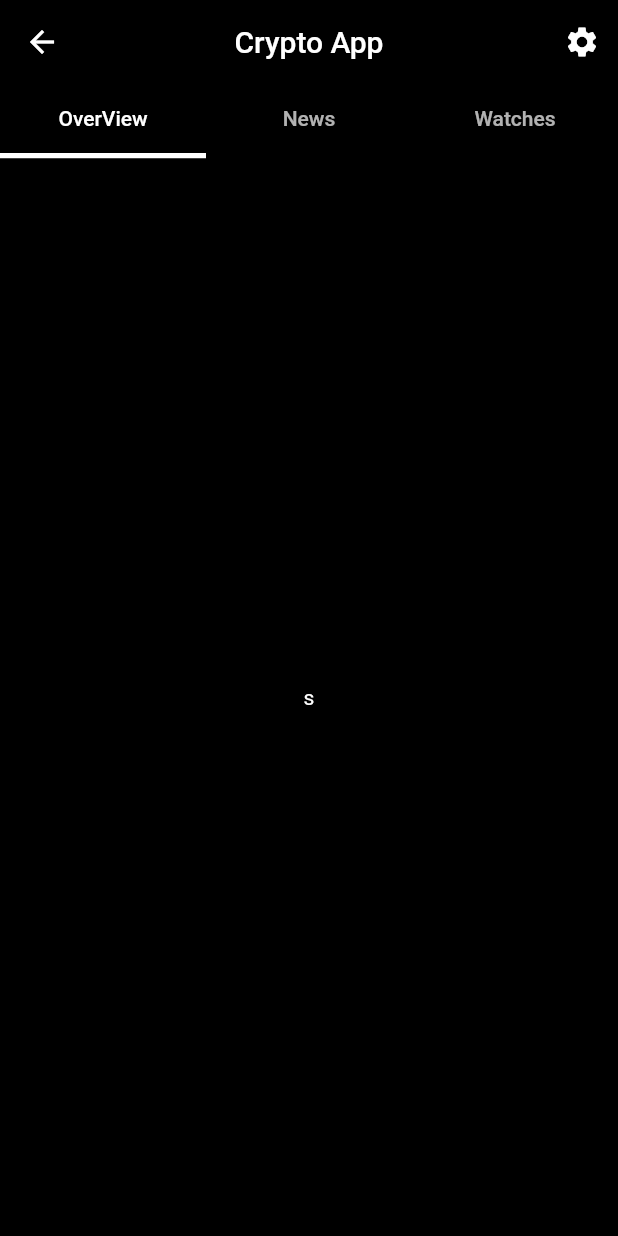
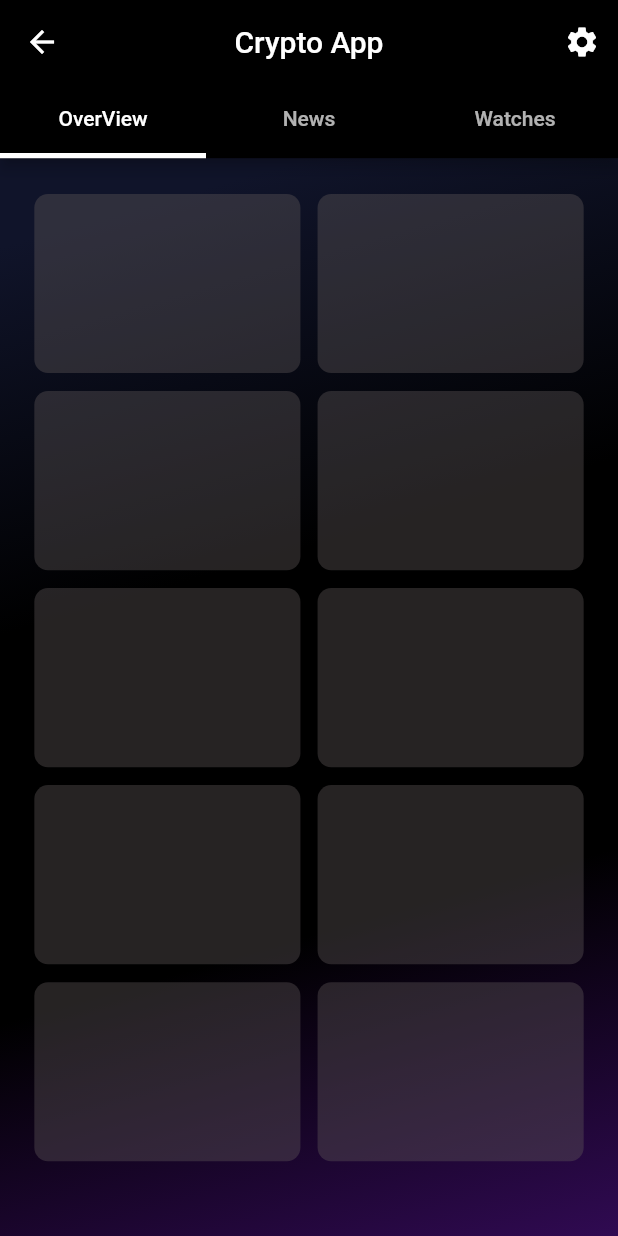
Before and after one commit to badshamasala/crypto-app, a Flutter app: the HomeScreen screen opened directly, on a phone screen of 412 x 824 dp. Run offline on Flutter 3.47's test engine with Material 2 defaults, Android fonts, the light colour scheme and no system bars; our stand-ins replace flutter_screenutil, google_fonts.

Commit message:
26 last push

```diff
--- a/lib/home_screen.dart
+++ b/lib/home_screen.dart
@@ -59,12 +59,29 @@ class _HomeScreenState extends State<HomeScreen> {
           ),
           body: TabBarView(children: [
             Container(
-              child: Center(
-                  child: Text(
-                "s",
-                style: TextStyle(color: Colors.white),
-              )),
-            ),
+                decoration: const BoxDecoration(
+                    gradient: LinearGradient(colors: [
+                  ColorConstants.backgroundColorDarkBlue,
+                  Colors.black,
+                  Colors.black,
+                  ColorConstants.backgroundColorPurple,
+                ], begin: Alignment.topCenter, end: Alignment.bottomRight)),
+                child: GridView.builder(
+                    padding:
+                        EdgeInsets.symmetric(horizontal: 20.w, vertical: 20.h),
+                    itemCount: 10,
+                    gridDelegate: SliverGridDelegateWithFixedCrossAxisCount(
+                        crossAxisCount: 2,
+                        mainAxisExtent: 100.h,
+                        mainAxisSpacing: 10.h,
+                        crossAxisSpacing: 10.w),
+                    itemBuilder: (context, index) {
+                      return Container(
+                        decoration: BoxDecoration(
+                            color: ColorConstants.listtitleColor,
+                            borderRadius: BorderRadius.circular(8.sp)),
+                      );
+                    })),
             Container(
               decoration: const BoxDecoration(
                   gradient: LinearGradient(colors: [
```
Also changed, not shown: 1 other file.
